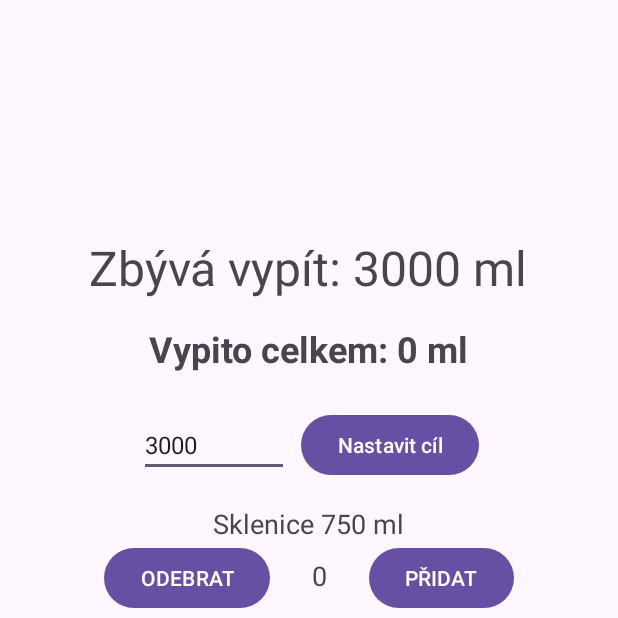
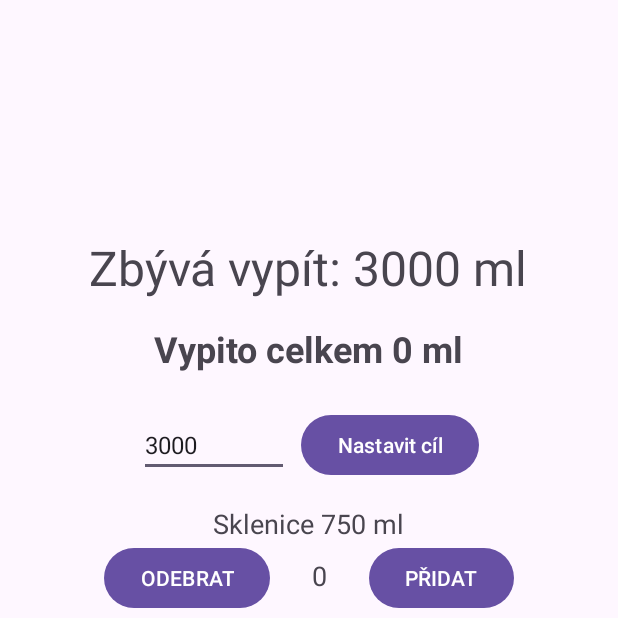
Before and after one commit to KolocTomas17/counter, an Android app: the screen it shows after launch (MainActivity), on a phone screen of 412 x 824 dp, the top half of it. Run offline under Robolectric (Android 15) with nearby library versions, the phone set to English and light mode, and no system bars.

Commit message:
First committ

```diff
--- a/app/src/main/java/com/example/counter/MainActivity.java
+++ b/app/src/main/java/com/example/counter/MainActivity.java
@@ -105,7 +105,7 @@ public class MainActivity extends AppCompatActivity {
         }
 
 
-        tvTotalMl.setText("Vypito celkem: " + totalMl + " ml");
+        tvTotalMl.setText("Vypito celkem " + totalMl + " ml");
 
         Button btnResetAll = findViewById(R.id.btnResetAll);
         btnResetAll.setOnClickListener(v -> {
```
